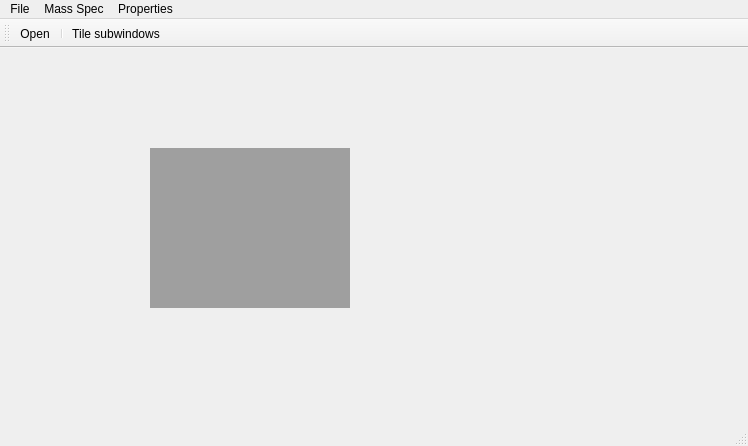
Before: the Qt Designer form mainwindow.ui in AlexChudinov/processRikenData, drawn with Qt 5.
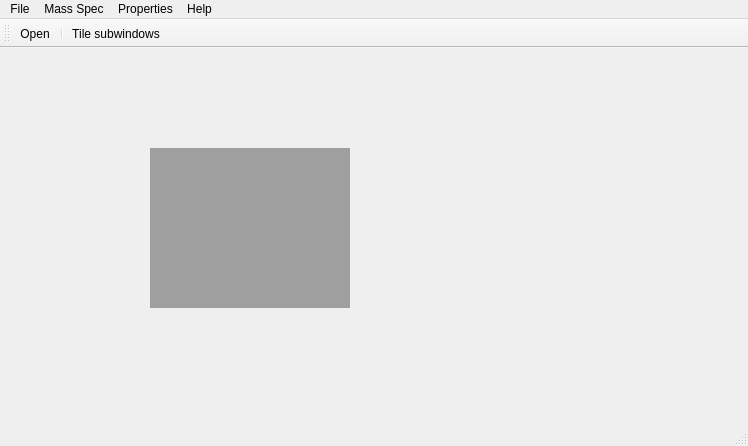
After: the same form once the commit is applied. Icons and pictures are not drawn.

Patch:
```diff
--- a/mainwindow.ui
+++ b/mainwindow.ui
@@ -35,7 +35,7 @@
      <x>0</x>
      <y>0</y>
      <width>748</width>
-     <height>26</height>
+     <height>21</height>
     </rect>
    </property>
    <widget class="QMenu" name="menuFile">
@@ -58,9 +58,16 @@
     <addaction name="actionSimpleMassSpecAcc"/>
     <addaction name="actionTimeShiftAcc"/>
    </widget>
+   <widget class="QMenu" name="menuAbout">
+    <property name="title">
+     <string>Help</string>
+    </property>
+    <addaction name="actionCredits"/>
+   </widget>
    <addaction name="menuFile"/>
    <addaction name="menuMass_Spec"/>
    <addaction name="menuProperties"/>
+   <addaction name="menuAbout"/>
   </widget>
   <widget class="QToolBar" name="mainToolBar">
    <attribute name="toolBarArea">
```
Left out of the diff: 13 changed lines with no effect on the pictures.
